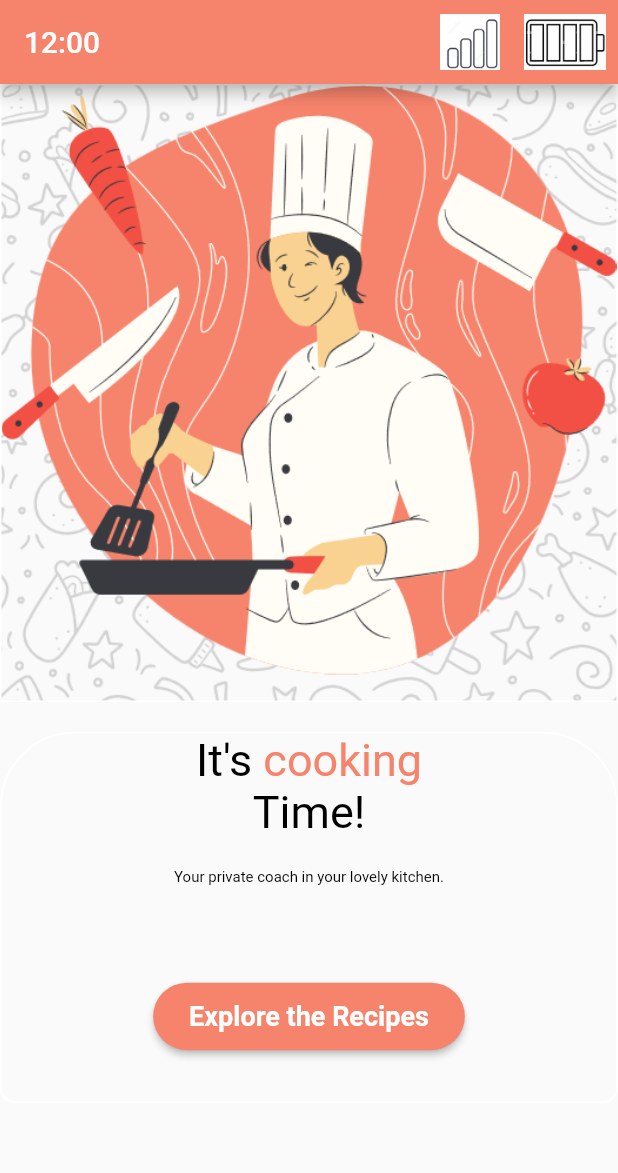
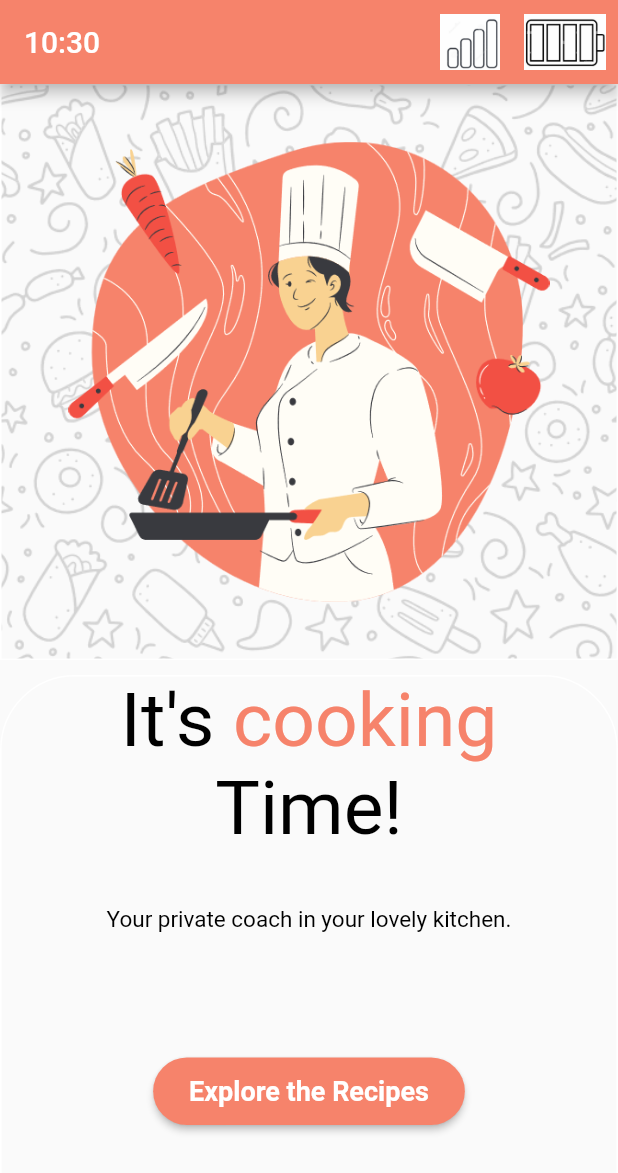
Before and after one commit to dilipbirajadar/Recipe, a Flutter app: the screen it shows after launch, on a phone screen of 412 x 824 dp. Shown: the top 1173 px of the screen. Run offline on Flutter 3.47's test engine with Material 2 defaults, Android fonts, the phone set to English and light mode, and no system bars; our stand-ins replace flutter_rating_bar; Roboto replaces fonts that are missing (Muli).

Commit message:
updated grid view and pubspec.yaml file

```diff
--- a/lib/screens/explore_screen.dart
+++ b/lib/screens/explore_screen.dart
@@ -149,7 +149,7 @@ class _ExploreScreenState extends State<ExploreScreen> {
               icon: Icon(Icons.account_circle), label: 'Account'),
         ],
         currentIndex: _selectedIndex,
-        selectedItemColor: Colors.lightGreen,
+        selectedItemColor: Colors.deepOrangeAccent,
         onTap: _onItemTapped,
       ),
     );
--- a/lib/screens/favorite_screen.dart
+++ b/lib/screens/favorite_screen.dart
@@ -19,9 +19,9 @@ class _FavoriteScreenState extends State<FavoriteScreen> {
       body: SafeArea(
         child: Column(
           children: [
-            textrecipe(text: "Your favorite reciepes ..."),
+            textrecipe(text: "Your favorite recipes ..."),
             recipegridview(isFavScreen: true),
-            SizedBox(height: 2),
+            const SizedBox(height: 2),
             recipebutton(),
           ],
         ),
--- a/lib/screens/landing_screen.dart
+++ b/lib/screens/landing_screen.dart
@@ -1,5 +1,5 @@
 import 'package:flutter/material.dart';
-import 'package:recipe/screens/explore_screen.dart';
+import 'package:intl/intl.dart';
 import 'package:recipe/screens/welcome_screen.dart';
 
 class MyLogin extends StatefulWidget {
@@ -10,66 +10,72 @@ class MyLogin extends StatefulWidget {
 }
 
 class _MyLoginState extends State<MyLogin> {
+  get w => MediaQuery.of(context).size.width;
+  get h => MediaQuery.of(context).size.height;
+
   @override
   Widget build(BuildContext context) {
-    return Scaffold(
-        resizeToAvoidBottomInset: false,
-        appBar: AppBar(
-          title: Text('12:00'),
+    String tData = DateFormat("HH:mm").format(DateTime.now());
+    final appbar = AppBar(
+      title:Text(tData),
       backgroundColor: Color.fromRGBO(246, 131, 107, 1.0),
       actions: [
         IconButton(
           icon: Image.asset('images/imagerecipe1.png'),
-              onPressed: () {
+          onPressed: (){
             //code to execute when this button is pressed
           },
           iconSize: 40.0,
         ),
         IconButton(
           icon: Image.asset('images/batteryicon.png'),
-              onPressed: () {
+          onPressed: (){
             //code to execute when this button is pressed
           },
           iconSize: 55.0,
         ),
-
-            //more widgets to place here
       ],
-        ),
+    );
+    return Scaffold(
+      // resizeToAvoidBottomInset: false,
+        appBar: appbar,
         body: SafeArea(
-            child: SingleChildScrollView(
-          child: Column(children: <Widget>[
-            Container(
+            child:
+            SingleChildScrollView(
+              child:
+              Column(
+                  children: <Widget>[Container(
                       width: MediaQuery.of(context).size.width,
-                height: MediaQuery.of(context).size.height * 0.5,
+                      height: (h- appbar.preferredSize.height)* 0.5 ,
+                      // height: 345.0,
                       alignment: Alignment.center,
                       decoration: BoxDecoration(
                         //shape: BoxShape.circle,
-                    border: Border.all(width: 1, color: Colors.white),
-                    borderRadius: BorderRadius.only(
-                        bottomLeft: Radius.circular(-200),
-                        bottomRight: Radius.circular(-200)),
+                        border: Border.all(width:1, color: Colors.white),
                         image: DecorationImage(
-                        image: AssetImage('images/background_image.png'),
-                        fit: BoxFit.cover)),
+                            image: AssetImage('images/background_image.png'), fit: BoxFit.cover),
+                      ),
                       child: Column(
-                    // mainAxisAlignment: MainAxisAlignment.center,
-                    // crossAxisAlignment: CrossAxisAlignment.center,
+                          mainAxisAlignment: MainAxisAlignment.center,
+                          crossAxisAlignment: CrossAxisAlignment.center,
+                          // height:100.0,
                           children: [
-                      Image.asset("images/chef_image.png"),
-                    ])),
+                            Image.asset("images/chef_image.png", height: (h- appbar.preferredSize.height)* 0.4 ,),
+                          ]
+                      )
+                  ),
                     SizedBox(
-              height: 20.0,
+                      height: 10.0,
                     ),
                     Container(
                         width: MediaQuery.of(context).size.width,
-                height: MediaQuery.of(context).size.height * 0.3,
+                        height: (h - appbar.preferredSize.height) * 0.5,
+                        // height: 345.0,
                         alignment: Alignment.center,
                         decoration: BoxDecoration(
                           // shape: BoxShape.circle,
-                  border: Border.all(width: 1, color: Colors.white),
-                  borderRadius: BorderRadius.vertical(
-                      top: Radius.circular(50), bottom: Radius.circular(10)),
+                          border: Border.all(width:1, color: Colors.white),
+                          borderRadius: BorderRadius.vertical(top: Radius.circular(50),bottom: Radius.circular(10)),
                         ),
                         child: Column(
                           mainAxisAlignment: MainAxisAlignment.center,
@@ -79,56 +85,36 @@ class _MyLoginState extends State<MyLogin> {
                               text: TextSpan(
                                 children: <TextSpan>[
                                   TextSpan(
-                              text: "It's ",
-                              style: TextStyle(
-                                  fontFamily: 'Muli',
-                                  color: Colors.black,
-                                  fontSize: 30)),
+                                      text: "It's ", style: TextStyle(fontFamily: 'Muli', color: Colors.black, fontSize: 50)),
                                   TextSpan(
                                       text: 'cooking',
-                              style: TextStyle(
-                                  fontFamily: 'Muli',
-                                  color: Color.fromRGBO(246, 131, 107, 1.0),
-                                  fontSize: 30)),
+                                      style: TextStyle(fontFamily: 'Muli', color: Color.fromRGBO(246, 131, 107, 1.0), fontSize: 50)),
                                 ],
+                              ),),
+                            Text("Time!",style: TextStyle(fontFamily: 'Muli', color: Colors.black, fontSize: 50)),
+                            SizedBox(
+                              height: 35.0,
                             ),
-                    ),
-                    // Text("It's",style: TextStyle(fontFamily: 'Muli', color: Colors.black, fontSize: 30)),
-                    //  Text("cooking",style: TextStyle(fontFamily: 'Muli', color: Color.fromRGBO(246, 131, 107, 1.0), fontSize: 30)),
-                    Text("Time!",
-                        style: TextStyle(
-                            fontFamily: 'Muli',
-                            color: Colors.black,
-                            fontSize: 30)),
-                    SizedBox(
-                      height: 20.0,
-                    ),
-                    Text("Your private coach in your lovely kitchen.",
-                        style: TextStyle(
-                            fontFamily: 'Muli',
-                            color: Colors.black,
-                            fontSize: 10)),
+                            Text("Your private coach in your lovely kitchen.",style: TextStyle(fontFamily: 'Muli', color: Colors.black, fontSize:15)),
 
-                    const Center(),
-                    SizedBox(
-                      height: 30.0,
+                            const Center(
                             ),
                             Expanded(
                               child: Center(
                                 child: RawMaterialButton(
                                   onPressed: () {
-                            //Navigating the the Quiz Screen
+                                    //Navigating the the welcome Screen
                                     Navigator.push(
                                         context,
                                         MaterialPageRoute(
-                                  builder: (context) => ExploreScreen(),
+                                          builder: (context) => WelcomeScreen(),
                                         ));
                                   },
                                   shape: const StadiumBorder(),
                                   fillColor: Color.fromRGBO(246, 131, 107, 1.0),
                                   child: const Padding(
-                            padding: EdgeInsets.symmetric(
-                                vertical: 12.0, horizontal: 24.0),
+                                    padding:
+                                    EdgeInsets.symmetric(vertical: 12.0, horizontal: 24.0),
                                     child: Text(
                                       "Explore the Recipes",
                                       style: TextStyle(
@@ -143,8 +129,11 @@ class _MyLoginState extends State<MyLogin> {
                               ),
                             ),
                           ],
-                ))
-          ]),
-        )));
+                        )
+                    )]
+              ),
+            )
+        )
+    );
   }
 }
--- a/lib/screens/welcome_screen.dart
+++ b/lib/screens/welcome_screen.dart
@@ -1,10 +1,8 @@
 import 'package:flutter/material.dart';
-import 'package:recipe/services/api_helper.dart';
 import 'package:recipe/widgets/explore/button_widget.dart';
 import 'package:recipe/shared/color.dart';
 import 'package:recipe/widgets/explore/grid_view_recipe.dart';
 import 'package:recipe/widgets/explore/widget_text_container.dart';
-import 'package:recipe/widgets/explore/button_widget.dart';
 
 class WelcomeScreen extends StatefulWidget {
   const WelcomeScreen({Key? key}) : super(key: key);
@@ -24,7 +22,7 @@ class _WelcomeScreenState extends State<WelcomeScreen> {
             children: [
               textrecipe(text: "Explore the recipes and start cooking..."),
               recipegridview(isFavScreen: false),
-              SizedBox(height: 2),
+              const SizedBox(height: 2),
               recipebutton(),
             ],
           ),
--- a/lib/widgets/explore/button_widget.dart
+++ b/lib/widgets/explore/button_widget.dart
@@ -5,7 +5,7 @@ class recipebutton extends StatelessWidget {
   @override
   Widget build(BuildContext context) {
     return Container(
-      height: 50,
+      height: 60,
       width: 400,
       padding: const EdgeInsets.fromLTRB(20, 10, 25, 5),
       color: AppColor.secondaryColor,
--- a/lib/widgets/explore/grid_view_recipe.dart
+++ b/lib/widgets/explore/grid_view_recipe.dart
@@ -54,13 +54,13 @@ class _recipegridviewState extends State<recipegridview> {
                     gridDelegate:
                         const SliverGridDelegateWithFixedCrossAxisCount(
                       crossAxisCount: 2,
-                      crossAxisSpacing: 50,
+                      crossAxisSpacing: 10,
                       mainAxisSpacing: 5,
                     ),
                     itemCount: snapshot.data!.length,
                     itemBuilder: ((context, index) {
                       return Container(
-                        margin: EdgeInsets.all(20),
+                        margin: EdgeInsets.all(15),
                         child: Card(
                           semanticContainer: true,
                           clipBehavior: Clip.antiAliasWithSaveLayer,
@@ -96,7 +96,7 @@ class _recipegridviewState extends State<recipegridview> {
           } else if (snapshot.hasError) {
             return Text(snapshot.error.toString());
           }
-          return Text("Loading...");
+          return const Text("Loading...");
         }),
       ),
     );
--- a/pubspec.yaml
+++ b/pubspec.yaml
@@ -38,6 +38,7 @@ dependencies:
   cupertino_icons: ^1.0.2
   flutter_rating_bar: ^4.0.1
   http: ^0.13.5
+  intl: ^0.17.0
 
 dev_dependencies:
   flutter_test:
```
Also changed, not shown: lib/screens/recipe_item_details_screen.dart (+4 -3 lines), lib/widgets/recipe_tab/horizontalScrollableList.dart (+19 -8 lines), pubspec.lock. Lines whose indentation alone changed are shown as unchanged.
